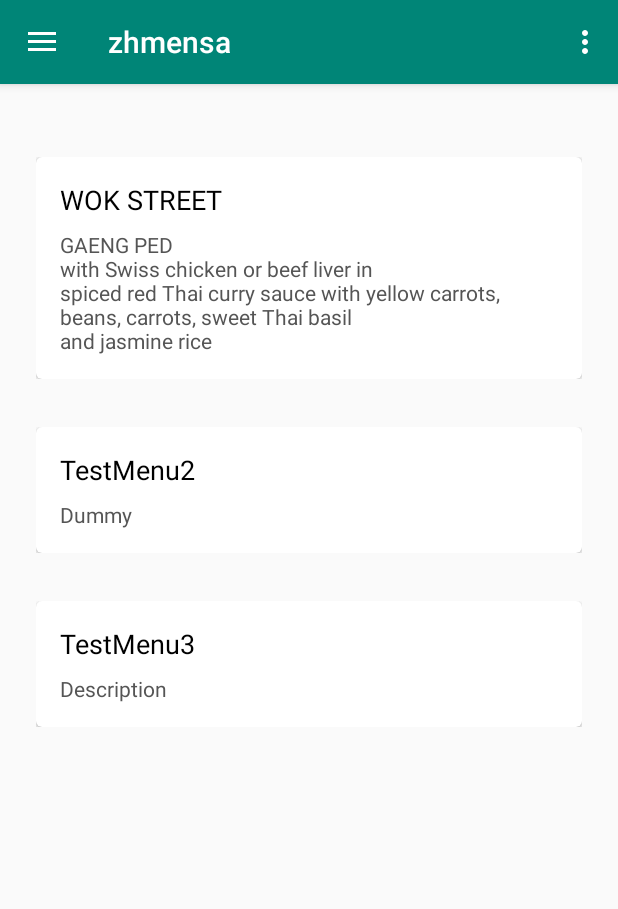
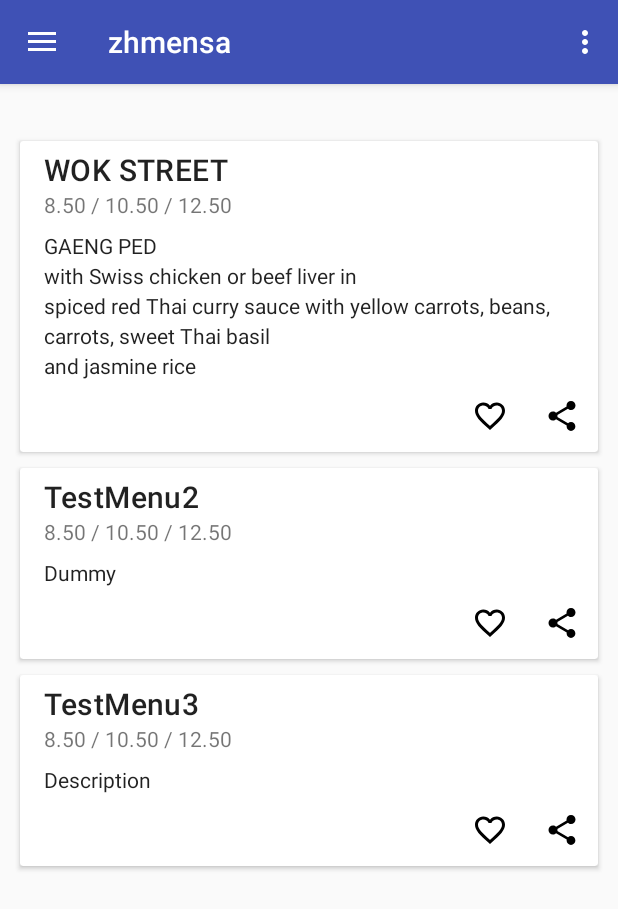
Before and after one commit to renezurbruegg/zhmensa, an Android app: the screen it shows after launch (MainActivity), on a phone screen of 412 x 824 dp. Shown: the top 909 px of the screen. Run offline under Robolectric (Android 15) with nearby library versions, the phone set to English and light mode, and no system bars.

Commit message:
layout changes

```diff
--- a/app/build.gradle
+++ b/app/build.gradle
@@ -5,11 +5,12 @@
     buildToolsVersion "29.0.0"
     defaultConfig {
         applicationId "com.mensa.zhmensa"
-        minSdkVersion 15
+        minSdkVersion 17
         targetSdkVersion 29
         versionCode 1
         versionName "1.0"
         testInstrumentationRunner "androidx.test.runner.AndroidJUnitRunner"
+        vectorDrawables.useSupportLibrary = true
     }
     buildTypes {
         release {
--- /dev/null
+++ b/app/src/main/res/drawable/ic_favorite_border_black_24dp.xml
@@ -0,0 +1,9 @@
+<vector xmlns:android="http://schemas.android.com/apk/res/android"
+        android:width="24dp"
+        android:height="24dp"
+        android:viewportWidth="24.0"
+        android:viewportHeight="24.0">
+    <path
+        android:fillColor="#FF000000"
+        android:pathData="M16.5,3c-1.74,0 -3.41,0.81 -4.5,2.09C10.91,3.81 9.24,3 7.5,3 4.42,3 2,5.42 2,8.5c0,3.78 3.4,6.86 8.55,11.54L12,21.35l1.45,-1.32C18.6,15.36 22,12.28 22,8.5 22,5.42 19.58,3 16.5,3zM12.1,18.55l-0.1,0.1 -0.1,-0.1C7.14,14.24 4,11.39 4,8.5 4,6.5 5.5,5 7.5,5c1.54,0 3.04,0.99 3.57,2.36h1.87C13.46,5.99 14.96,5 16.5,5c2,0 3.5,1.5 3.5,3.5 0,2.89 -3.14,5.74 -7.9,10.05z"/>
+</vector>
--- /dev/null
+++ b/app/src/main/res/drawable/ic_share_black_24dp.xml
@@ -0,0 +1,9 @@
+<vector xmlns:android="http://schemas.android.com/apk/res/android"
+        android:width="24dp"
+        android:height="24dp"
+        android:viewportWidth="24.0"
+        android:viewportHeight="24.0">
+    <path
+        android:fillColor="#FF000000"
+        android:pathData="M18,16.08c-0.76,0 -1.44,0.3 -1.96,0.77L8.91,12.7c0.05,-0.23 0.09,-0.46 0.09,-0.7s-0.04,-0.47 -0.09,-0.7l7.05,-4.11c0.54,0.5 1.25,0.81 2.04,0.81 1.66,0 3,-1.34 3,-3s-1.34,-3 -3,-3 -3,1.34 -3,3c0,0.24 0.04,0.47 0.09,0.7L8.04,9.81C7.5,9.31 6.79,9 6,9c-1.66,0 -3,1.34 -3,3s1.34,3 3,3c0.79,0 1.5,-0.31 2.04,-0.81l7.12,4.16c-0.05,0.21 -0.08,0.43 -0.08,0.65 0,1.61 1.31,2.92 2.92,2.92 1.61,0 2.92,-1.31 2.92,-2.92s-1.31,-2.92 -2.92,-2.92z"/>
+</vector>
--- a/app/src/main/res/layout/menu_card.xml
+++ b/app/src/main/res/layout/menu_card.xml
@@ -3,17 +3,111 @@
     android:orientation="vertical" android:layout_width="match_parent"
     android:layout_height="wrap_content"
     xmlns:card_view="http://schemas.android.com/apk/res-auto"
-    android:padding="@dimen/activity_horizontal_margin">
+  >
 
     <!-- A CardView that contains a TextView -->
-    <androidx.cardview.widget.CardView
+    <com.google.android.material.card.MaterialCardView
         xmlns:card_view="http://schemas.android.com/apk/res-auto"
+        style="@style/CardView.Light"
         android:id="@+id/card_view"
         android:layout_gravity="center"
         android:layout_width="match_parent"
         android:layout_height="wrap_content"
-        card_view:cardCornerRadius="4dp">
+        android:layout_margin="5dp"
+        android:layout_marginLeft="@dimen/mtrl_card_spacing"
+        android:layout_marginTop="@dimen/mtrl_card_spacing"
+        android:layout_marginRight="@dimen/mtrl_card_spacing">
 
+
+        <androidx.constraintlayout.widget.ConstraintLayout
+            xmlns:app="http://schemas.android.com/apk/res-auto"
+            android:layout_width="match_parent"
+            android:layout_height="wrap_content">
+
+            <TextView
+                android:id="@+id/card_title"
+                android:layout_width="0dp"
+                android:layout_height="wrap_content"
+                android:layout_marginTop="5dp"
+                android:layout_marginStart="16dp"
+                android:layout_marginEnd="16dp"
+                android:textAppearance="@style/TextAppearance.MaterialComponents.Headline6"
+                android:textColor="@color/colorPrimaryTextDefaultMaterialLight"
+                app:layout_constraintTop_toTopOf="parent"
+                app:layout_constraintStart_toStartOf="parent"
+                app:layout_constraintEnd_toEndOf="parent"
+                app:layout_constraintBottom_toTopOf="@+id/price_text"
+                app:layout_constraintVertical_chainStyle="packed" />
+
+            <TextView
+                android:id="@+id/price_text"
+                android:layout_width="0dp"
+                android:layout_height="wrap_content"
+                android:layout_marginStart="16dp"
+                android:layout_marginEnd="16dp"
+                android:text="8.50 / 10.50 / 12.50"
+                android:textAppearance="@style/TextAppearance.AppCompat.Body1"
+                android:textColor="@color/colorSecondaryTextDefaultMaterialLight"
+                app:layout_constraintTop_toBottomOf="@+id/card_title"
+                app:layout_constraintStart_toStartOf="parent"
+                app:layout_constraintEnd_toEndOf="parent"
+                app:layout_constraintBottom_toTopOf="@+id/card_content" />
+
+            <TextView
+                android:id="@+id/card_content"
+                android:layout_width="0dp"
+                android:layout_height="wrap_content"
+                android:layout_marginTop="8dp"
+                android:layout_marginStart="16dp"
+                android:layout_marginEnd="16dp"
+                android:lineSpacingExtra="4dp"
+                android:textAppearance="@style/TextAppearance.AppCompat.Body1"
+                android:textColor="@color/colorPrimaryTextDefaultMaterialLight"
+                app:layout_constraintTop_toBottomOf="@+id/price_text"
+                app:layout_constraintStart_toStartOf="parent"
+                app:layout_constraintEnd_toEndOf="parent"
+                app:layout_constraintBottom_toBottomOf="parent"
+                app:layout_constraintBottom_toTopOf="@+id/share_button"
+                app:layout_constraintVertical_chainStyle="packed"/>
+
+         <!--   <ImageButton
+                android:id="@+id/favorite_button"
+                android:layout_width="wrap_content"
+                android:layout_height="wrap_content"
+                android:layout_marginTop="8dp"
+                android:layout_marginStart="8dp"
+                android:layout_marginEnd="16dp"
+                android:background="#00FFFFFF"
+                android:padding="12dp"
+                app:srcCompat="@drawable/ic_favorite_black_24dp"
+                app:layout_constraintTop_toTopOf="@+id/bookmark_button"
+                app:layout_constraintEnd_toStartOf="@+id/bookmark_button"
+                /> -->
+
+            <ImageButton
+                android:id="@+id/bookmark_button"
+                android:layout_width="wrap_content"
+                android:layout_height="wrap_content"
+                android:background="#00FFFFFF"
+                android:padding="12dp"
+                app:srcCompat="@drawable/ic_favorite_border_black_24dp"
+                app:layout_constraintTop_toTopOf="@+id/share_button"
+                app:layout_constraintEnd_toStartOf="@+id/share_button" />
+
+            <ImageButton
+                android:id="@+id/share_button"
+                android:layout_width="wrap_content"
+                android:layout_height="wrap_content"
+                android:background="#00FFFFFF"
+                android:padding="12dp"
+                app:srcCompat="@drawable/ic_share_black_24dp"
+                app:layout_constraintTop_toBottomOf="@+id/card_content"
+                app:layout_constraintEnd_toEndOf="parent"
+                app:layout_constraintBottom_toBottomOf="parent" />
+
+
+        </androidx.constraintlayout.widget.ConstraintLayout>
+        <!--
         <LinearLayout
             android:layout_width="match_parent"
             android:layout_height="wrap_content"
@@ -40,6 +134,6 @@
                     android:textColor="#555" />
             </LinearLayout>
 
-        </LinearLayout>
-    </androidx.cardview.widget.CardView>
+        </LinearLayout> -->
+    </com.google.android.material.card.MaterialCardView>
 </LinearLayout>
--- a/app/src/main/res/values/colors.xml
+++ b/app/src/main/res/values/colors.xml
@@ -1,6 +1,12 @@
 <?xml version="1.0" encoding="utf-8"?>
 <resources>
-    <color name="colorPrimary">#008577</color>
-    <color name="colorPrimaryDark">#00574B</color>
-    <color name="colorAccent">#D81B60</color>
+    <color name="colorPrimary">#3F51B5</color>
+    <color name="colorPrimaryDark">#303F9F</color>
+    <color name="colorAccent">#FF4081</color>
+
+    <color name="colorPrimaryTextDefaultMaterialLight">#DE000000</color>
+    <color name="colorSecondaryTextDefaultMaterialLight">#8A000000</color>
+
+    <color name="colorPrimaryTextDefaultMaterialDark">#FFFFFFFF</color>
+    <color name="colorSecondaryTextDefaultMaterialDark">#B3FFFFFF</color>
 </resources>
--- a/app/src/main/res/values/dimens.xml
+++ b/app/src/main/res/values/dimens.xml
@@ -5,4 +5,5 @@
     <dimen name="nav_header_vertical_spacing">8dp</dimen>
     <dimen name="nav_header_height">176dp</dimen>
     <dimen name="fab_margin">16dp</dimen>
+    <dimen name="text_size_headline_material">20sp</dimen>
 </resources>
--- a/app/src/main/res/values/styles.xml
+++ b/app/src/main/res/values/styles.xml
@@ -7,6 +7,8 @@
         <item name="colorPrimaryDark">@color/colorPrimaryDark</item>
         <item name="colorAccent">@color/colorAccent</item>
     </style>
+
+
 
     <style name="AppTheme.NoActionBar">
         <item name="windowActionBar">false</item>
```
